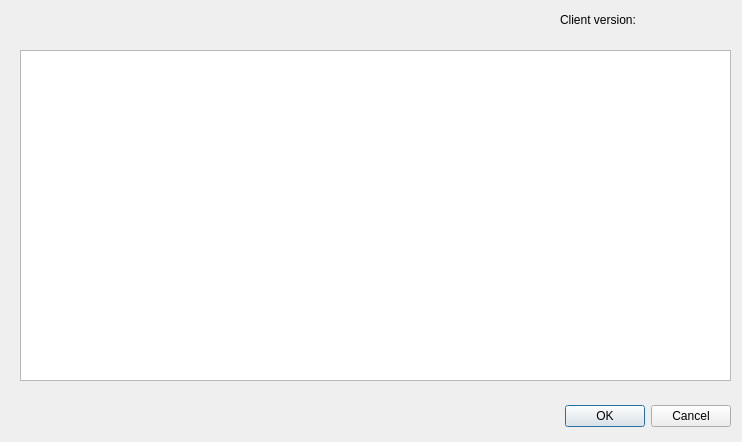
Above: tellae_services_dialog_base.ui from tellae/qgis-tellae-plugin before the change. Below: the same form after it.
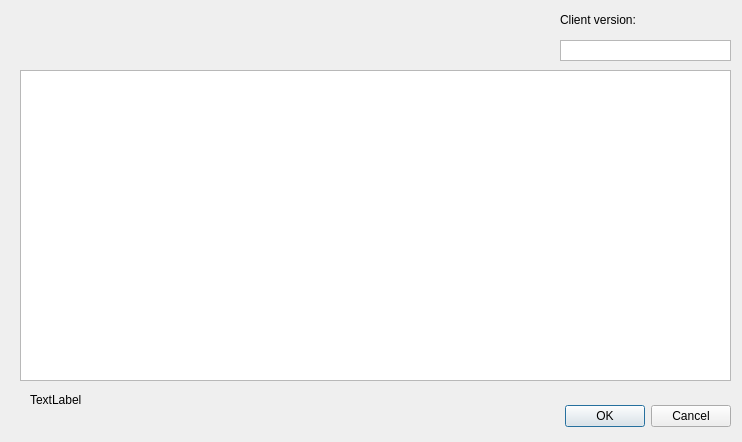
That is the form after the change.

Patch:
```diff
--- a/tellae_services_dialog_base.ui
+++ b/tellae_services_dialog_base.ui
@@ -46,9 +46,9 @@
    <property name="geometry">
     <rect>
      <x>20</x>
-     <y>50</y>
+     <y>70</y>
      <width>711</width>
-     <height>331</height>
+     <height>311</height>
     </rect>
    </property>
   </widget>
@@ -65,6 +65,44 @@
     <string/>
    </property>
   </widget>
+  <widget class="QLabel" name="message">
+   <property name="geometry">
+    <rect>
+     <x>30</x>
+     <y>390</y>
+     <width>511</width>
+     <height>19</height>
+    </rect>
+   </property>
+   <property name="sizePolicy">
+    <sizepolicy hsizetype="Maximum" vsizetype="Expanding">
+     <horstretch>0</horstretch>
+     <verstretch>0</verstretch>
+    </sizepolicy>
+   </property>
+   <property name="maximumSize">
+    <size>
+     <width>16777215</width>
+     <height>16777215</height>
+    </size>
+   </property>
+   <property name="text">
+    <string>TextLabel</string>
+   </property>
+  </widget>
+  <widget class="QListWidget" name="themeSelector">
+   <property name="geometry">
+    <rect>
+     <x>560</x>
+     <y>40</y>
+     <width>171</width>
+     <height>21</height>
+    </rect>
+   </property>
+   <property name="selectionMode">
+    <enum>QAbstractItemView::MultiSelection</enum>
+   </property>
+  </widget>
  </widget>
  <resources/>
  <connections>
```
Left out of the diff: 5 changed lines with no effect on the pictures.
